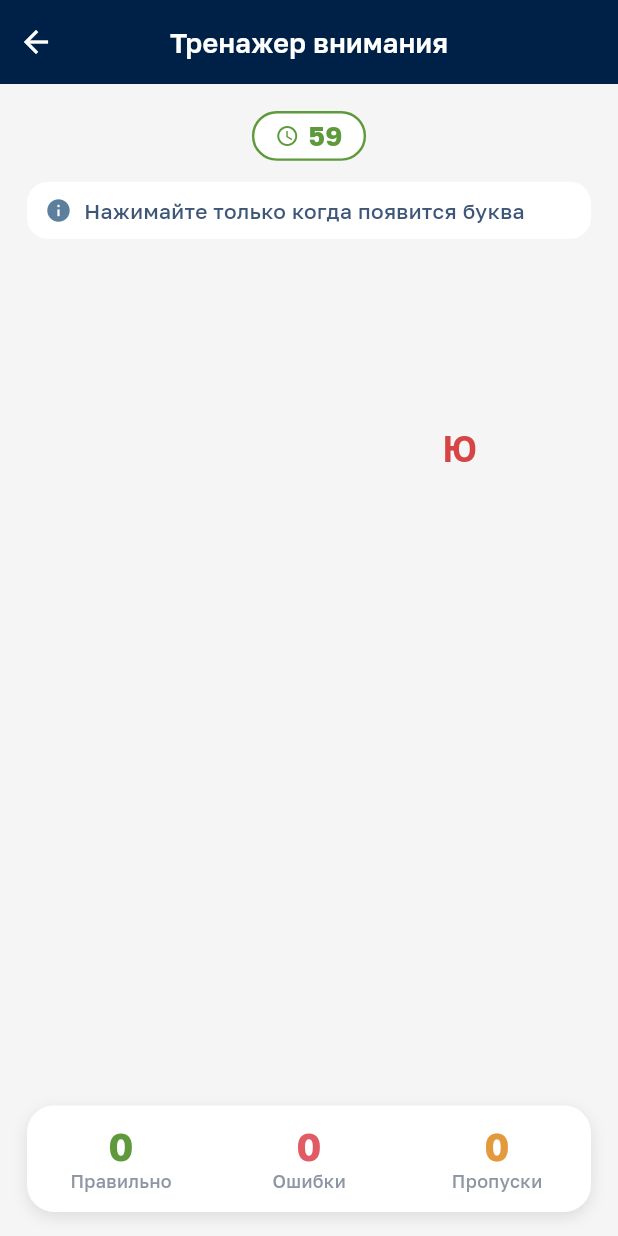
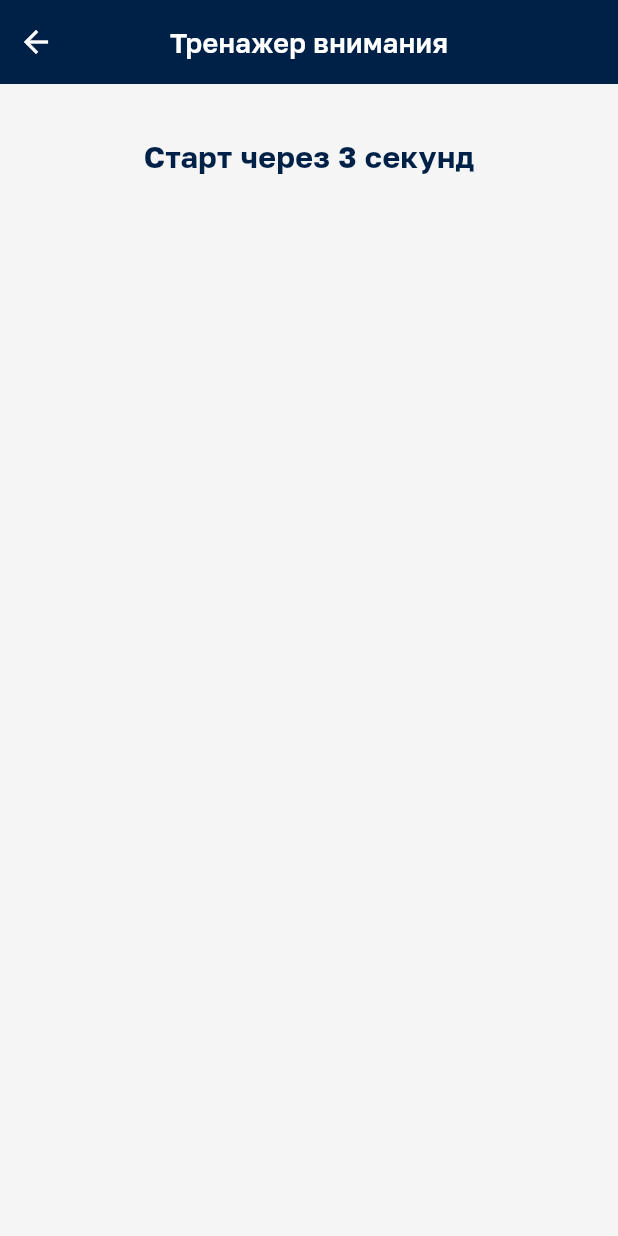
Before and after one commit to paveldarensky/oxford_mobile_app, a Flutter app: the AttentionTrainerScreen screen opened directly, after a tap on "Коснитесь, чтобы начать", on a phone screen of 412 x 824 dp. Run offline on Flutter 3.47's test engine with Material 3 defaults, Android fonts, the phone set to English and light mode, and no system bars; project files that could hold a hidden picture were left out.

Commit message:
fix: attention trainer corrections

```diff
--- a/lib/screens/attention/attention_trainer_screen.dart
+++ b/lib/screens/attention/attention_trainer_screen.dart
@@ -31,11 +31,15 @@ class AttentionTrainerScreen extends StatefulWidget {
   const AttentionTrainerScreen({
     super.key,
     this.roundLength = const Duration(seconds: 60),
+    this.countdown = const Duration(seconds: 4),
     this.rules = const AttentionRules(),
     this.script,
   });
 
   final Duration roundLength;
+
+  /// «Старт через N секунд» перед раундом. Ноль — сразу в игру.
+  final Duration countdown;
   final AttentionRules rules;
 
   /// Заданная очередь символов. Нужна, чтобы проверить подсчёт.
@@ -45,7 +49,7 @@ class AttentionTrainerScreen extends StatefulWidget {
   State<AttentionTrainerScreen> createState() => _AttentionTrainerScreenState();
 }
 
-enum _Phase { ready, playing, results }
+enum _Phase { ready, countdown, playing, results }
 
 class _AttentionTrainerScreenState extends State<AttentionTrainerScreen> {
   static const _letters = 'АБВГДЕЖЗИКЛМНОПРСТУФХЦЧШЩЭЮЯ';
@@ -73,6 +77,13 @@ class _AttentionTrainerScreenState extends State<AttentionTrainerScreen> {
   Timer? _roundTimer;
   Timer? _clockTimer;
   Timer? _spawnTimer;
+  Timer? _countdownTimer;
+  Timer? _zeroTimer;
+  final List<Timer> _flashTimers = [];
+  int _countdown = 4;
+
+  /// Сколько «0» остаётся на экране, прежде чем откроются результаты.
+  static const _zeroHold = Duration(milliseconds: 400);
 
   int get _alive => _marks.where((mark) => !mark.resolved).length;
 
@@ -86,28 +97,72 @@ class _AttentionTrainerScreenState extends State<AttentionTrainerScreen> {
     _roundTimer?.cancel();
     _clockTimer?.cancel();
     _spawnTimer?.cancel();
+    _countdownTimer?.cancel();
+    _zeroTimer?.cancel();
+    for (final timer in _flashTimers) {
+      timer.cancel();
+    }
+    _flashTimers.clear();
   }
 
   void _start() {
     _stopTimers();
+    final seconds = widget.countdown.inSeconds;
+    if (seconds < 1) {
+      _beginRound();
+      return;
+    }
+    setState(() {
+      _phase = _Phase.countdown;
+      _countdown = seconds;
+      _marks.clear();
+    });
+    _countdownTimer = Timer.periodic(const Duration(seconds: 1), (_) {
+      if (!mounted || _phase != _Phase.countdown) return;
+      if (_countdown <= 1) {
+        _beginRound();
+        return;
+      }
+      setState(() => _countdown -= 1);
+    });
+  }
+
+  void _beginRound() {
+    _stopTimers();
+    final wholeSeconds = widget.roundLength.inSeconds;
     setState(() {
       _phase = _Phase.playing;
       _correct = 0;
       _wrong = 0;
       _missed = 0;
-      _seconds = widget.roundLength.inSeconds < 1
-          ? 1
-          : widget.roundLength.inSeconds;
+      _seconds = wholeSeconds < 1 ? 1 : wholeSeconds;
       _cursor = 0;
       _marks.clear();
     });
     _spawnNow();
     _armSpawn();
-    _roundTimer = Timer(widget.roundLength, _finish);
+    if (wholeSeconds < 1) {
+      _roundTimer = Timer(widget.roundLength, _showZero);
+      return;
+    }
     _clockTimer = Timer.periodic(const Duration(seconds: 1), (_) {
-      if (!mounted || _phase != _Phase.playing || _seconds <= 1) return;
+      if (!mounted || _phase != _Phase.playing) return;
+      if (_seconds <= 1) {
+        _showZero();
+        return;
+      }
       setState(() => _seconds -= 1);
     });
+  }
+
+  void _showZero() {
+    if (!mounted || _phase != _Phase.playing) return;
+    _spawnTimer?.cancel();
+    _clockTimer?.cancel();
+    _roundTimer?.cancel();
+    setState(() => _seconds = 0);
+    _zeroTimer?.cancel();
+    _zeroTimer = Timer(_zeroHold, _finish);
   }
 
   void _armSpawn() {
@@ -185,14 +240,22 @@ class _AttentionTrainerScreenState extends State<AttentionTrainerScreen> {
     final mark = _find(id);
     if (mark == null || mark.resolved || _phase != _Phase.playing) return;
     mark.resolved = true;
+    mark.flash = mark.isLetter
+        ? OxfordColors.attentionHit
+        : OxfordColors.attentionHitWrong;
     setState(() {
       if (mark.isLetter) {
         _correct += 1;
       } else {
         _wrong += 1;
       }
-      _marks.remove(mark);
     });
+    _flashTimers.add(
+      Timer(const Duration(milliseconds: 220), () {
+        if (!mounted) return;
+        setState(() => _marks.remove(mark));
+      }),
+    );
   }
 
   void _expire(int id) {
@@ -242,7 +305,7 @@ class _AttentionTrainerScreenState extends State<AttentionTrainerScreen> {
           children: [
             const _TrainerHeader(title: 'Тренажер внимания'),
             Expanded(child: _body()),
-            if (_phase != _Phase.playing)
+            if (_phase == _Phase.ready || _phase == _Phase.results)
               const SafeArea(top: false, child: _FooterButtons()),
           ],
         ),
@@ -253,6 +316,7 @@ class _AttentionTrainerScreenState extends State<AttentionTrainerScreen> {
   Widget _body() {
     return switch (_phase) {
       _Phase.ready => _ReadyView(onStart: _start),
+      _Phase.countdown => _CountdownView(seconds: _countdown),
       _Phase.playing => _PlayView(
         seconds: _seconds,
         marks: _marks,
@@ -345,6 +409,26 @@ class _ReadyView extends StatelessWidget {
   }
 }
 
+class _CountdownView extends StatelessWidget {
+  const _CountdownView({required this.seconds});
+
+  final int seconds;
+
+  @override
+  Widget build(BuildContext context) {
+    return Padding(
+      padding: const EdgeInsets.only(top: 36),
+      child: Align(
+        alignment: Alignment.topCenter,
+        child: Text(
+          'Старт через $seconds секунд',
+          style: OxfordText.attentionCountdown,
+        ),
+      ),
+    );
+  }
+}
+
 class _PlayView extends StatelessWidget {
   const _PlayView({
     required this.seconds,
@@ -385,7 +469,7 @@ class _PlayView extends StatelessWidget {
                 return Stack(
                   children: [
                     for (final mark in marks)
-                      if (!mark.resolved)
+                      if (!mark.resolved || mark.flash != null)
                         Positioned(
                           left: mark.x * width,
                           top: mark.y * height,
@@ -430,6 +514,7 @@ class _Mark {
   final double y;
   final Duration life;
   bool resolved = false;
+  Color? flash;
 }
 
 class _Glyph extends StatefulWidget {
@@ -495,23 +580,30 @@ class _GlyphState extends State<_Glyph> with SingleTickerProviderStateMixin {
     final color = widget.mark.isLetter
         ? OxfordColors.attentionLetter
         : OxfordColors.attentionDigit;
-    return GestureDetector(
-      onTap: widget.onTap,
-      behavior: HitTestBehavior.opaque,
-      child: SizedBox(
-        width: 48,
-        height: 48,
-        child: Center(
-          child: AnimatedBuilder(
+    final flash = widget.mark.flash;
+    return AnimatedBuilder(
       animation: _life,
       builder: (context, child) {
-              return Opacity(opacity: _opacity(_life.value), child: child);
+        final opacity = flash != null ? 1.0 : _opacity(_life.value);
+        return Opacity(opacity: opacity, child: child);
       },
+      child: Material(
+        color: flash ?? Colors.transparent,
+        type: flash == null ? MaterialType.transparency : MaterialType.canvas,
+        child: InkWell(
+          onTap: widget.onTap,
+          splashColor: const Color(0x66FFFFFF),
+          highlightColor: const Color(0x33FFFFFF),
+          child: SizedBox(
+            width: 46,
+            height: 46,
+            child: Center(
               child: Text(
                 widget.mark.text,
                 style: OxfordText.attentionSymbol.copyWith(
                   fontSize: widget.size,
                   color: color,
+                ),
               ),
             ),
           ),
@@ -526,25 +618,33 @@ class _TimerPill extends StatelessWidget {
 
   final int seconds;
 
+  Color get _chrome {
+    if (seconds <= 3) return OxfordColors.attentionTimerHot;
+    if (seconds <= 6) return OxfordColors.attentionTimerWarn;
+    return OxfordColors.attentionCorrect;
+  }
+
   @override
   Widget build(BuildContext context) {
+    final chrome = _chrome;
     return Container(
+      key: const Key('attention-timer'),
       padding: const EdgeInsets.symmetric(horizontal: 14, vertical: 6),
       decoration: BoxDecoration(
         color: Colors.white,
         borderRadius: BorderRadius.circular(20),
-        border: Border.all(color: OxfordColors.attentionCorrect, width: 1.6),
+        border: Border.all(color: chrome, width: 1.6),
       ),
       child: Row(
         mainAxisSize: MainAxisSize.min,
         children: [
-          const ClockGlyph(color: OxfordColors.attentionCorrect),
+          ClockGlyph(color: chrome),
           const SizedBox(width: 6),
           Text(
             '$seconds',
             style: OxfordText.attentionScore.copyWith(
               fontSize: 18,
-              color: OxfordColors.attentionCorrect,
+              color: OxfordColors.attentionTimerText,
             ),
           ),
         ],
--- a/lib/theme/oxford_colors.dart
+++ b/lib/theme/oxford_colors.dart
@@ -55,6 +55,15 @@ abstract final class OxfordColors {
   static const attentionDigit = Color(0xFF243044);
   static const attentionCorrect = Color(0xFF5E9A3C);
   static const attentionWrong = Color(0xFFE15B64);
+
+  /// Квадрат под верной буквой и под цифрой.
+  static const attentionHit = Color(0xFF74F820);
+  static const attentionHitWrong = Color(0xFFF87878);
+
+  /// Число таймера и его обводка: обычное, с 6 секунд, с 3 секунд.
+  static const attentionTimerText = Color(0xFF002040);
+  static const attentionTimerWarn = Color(0xFFE8A64E);
+  static const attentionTimerHot = Color(0xFFE45460);
   static const attentionMiss = Color(0xFFE39A3C);
   static const attentionHint = Color(0xFF8E96A3);
   static const attentionResult = Color(0xFF3A3A3A);
--- a/lib/theme/oxford_text.dart
+++ b/lib/theme/oxford_text.dart
@@ -213,6 +213,15 @@ abstract final class OxfordText {
     height: 1.1,
   );
 
+  static const attentionCountdown = TextStyle(
+    fontFamily: _family,
+    fontFamilyFallback: _fallback,
+    fontSize: 20,
+    fontWeight: FontWeight.w700,
+    color: OxfordColors.header,
+    height: 1.2,
+  );
+
   static const attentionHeader = TextStyle(
     fontFamily: _family,
     fontFamilyFallback: _fallback,
```
Also changed, not shown: 1 other file. Lines whose indentation alone changed are shown as unchanged.
